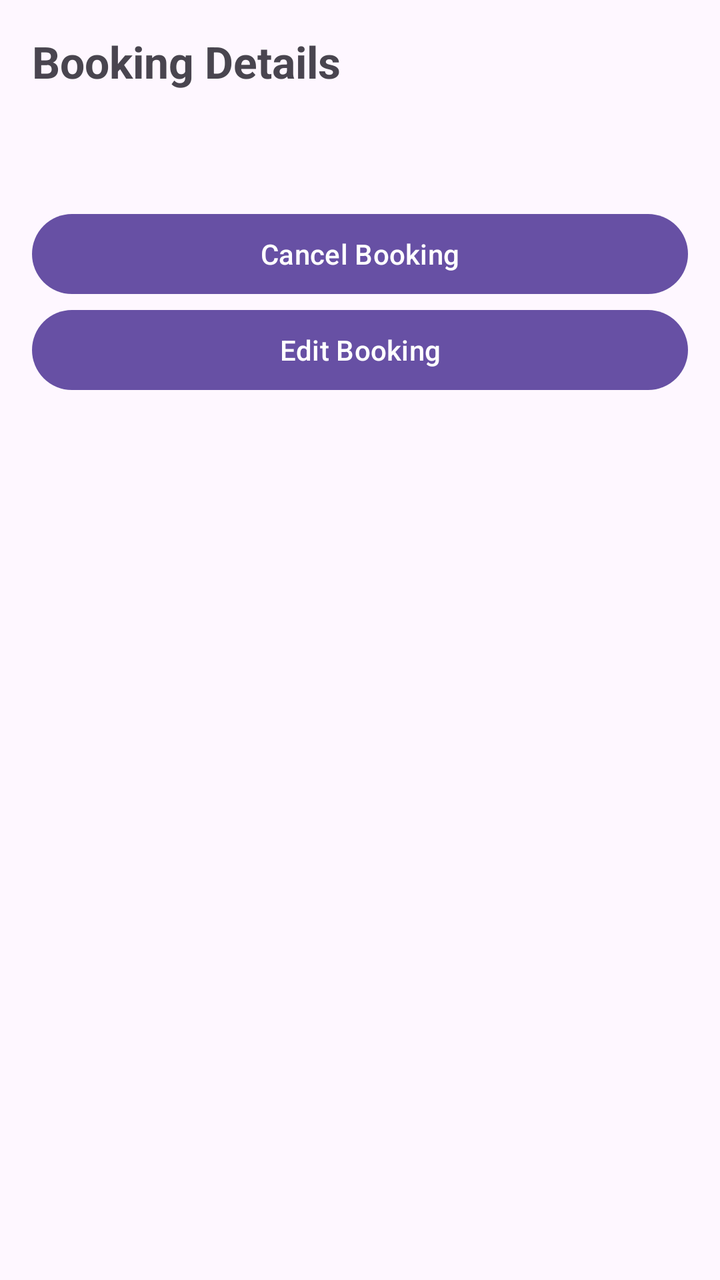
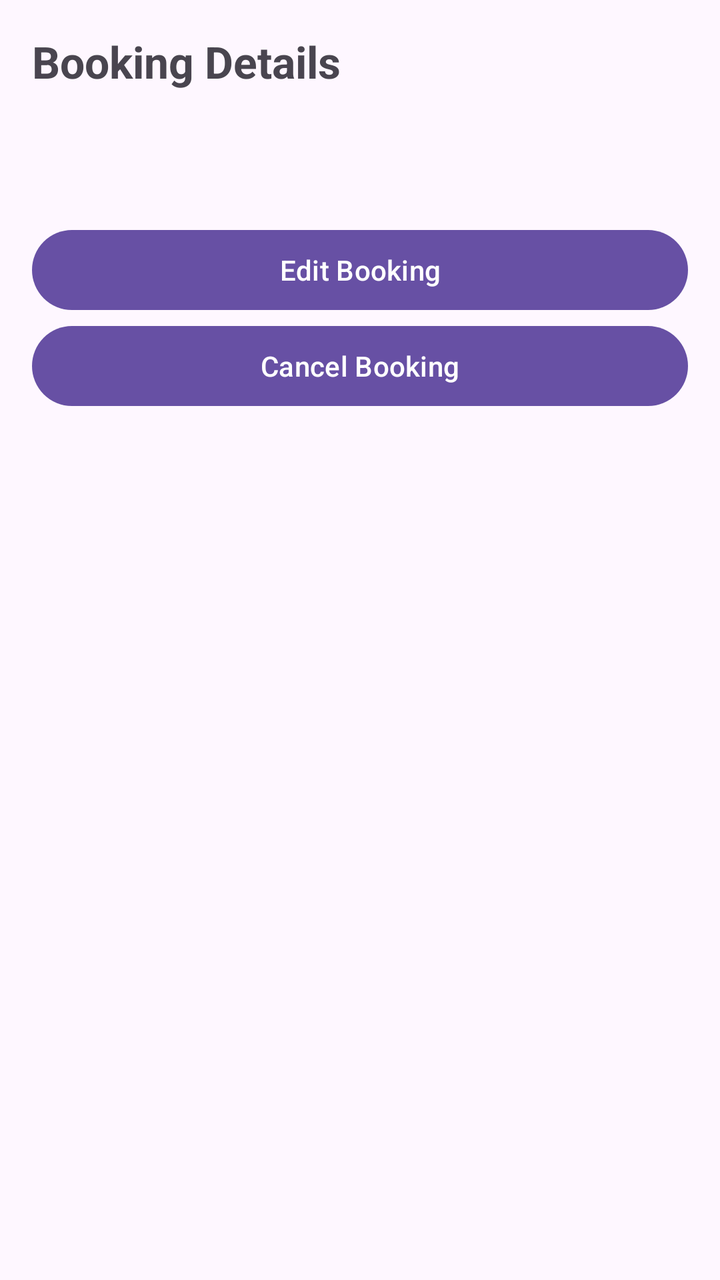

An Android layout rendered at two revisions. The XML below is the earlier revision; the diff shows what the commit changed to produce the second picture.
<!-- AndroidManifest.xml: application theme Theme.P2PRoomBooking -->
<!-- res/layout/activity_booking_detail.xml -->
<?xml version="1.0" encoding="utf-8"?>
<ScrollView xmlns:android="http://schemas.android.com/apk/res/android"
    android:layout_width="match_parent"
    android:layout_height="match_parent"
    android:padding="16dp">

    <LinearLayout
        android:layout_width="match_parent"
        android:layout_height="wrap_content"
        android:orientation="vertical">

        <TextView
            android:id="@+id/tvTitle"
            android:layout_width="wrap_content"
            android:layout_height="wrap_content"
            android:text="Booking Details"
            android:textSize="22sp"
            android:textStyle="bold"
            android:layout_marginBottom="16dp" />

        <TextView
            android:id="@+id/tvDetails"
            android:layout_width="match_parent"
            android:layout_height="wrap_content"
            android:textSize="16sp"
            android:lineSpacingExtra="4dp"
            android:layout_marginBottom="20dp" />

        <Button
            android:id="@+id/btnCancelBooking"
            android:layout_width="match_parent"
            android:layout_height="wrap_content"
            android:text="Cancel Booking" />
        <Button
            android:id="@+id/btnEditBooking"
            android:layout_width="match_parent"
            android:layout_height="wrap_content"
            android:text="Edit Booking"/>
    </LinearLayout>

</ScrollView>
<!-- resources referenced by this layout -->
<resources>
  <style name="Theme.P2PRoomBooking" parent="Base.Theme.P2PRoomBooking" />
  <style name="Base.Theme.P2PRoomBooking" parent="Theme.Material3.DayNight.NoActionBar">
          
          
      </style>
</resources>

<!-- the commit's change to res/layout/activity_booking_detail.xml (unified diff, before → after) -->
@@ -26,16 +26,79 @@
             android:lineSpacingExtra="4dp"
             android:layout_marginBottom="20dp" />
 
+        
+        <EditText
+            android:id="@+id/etVisitorName"
+            android:layout_width="match_parent"
+            android:layout_height="wrap_content"
+            android:hint="Visitor Name"
+            android:visibility="gone"
+            android:layout_marginBottom="8dp" />
+
+        <EditText
+            android:id="@+id/etVisitorMobile"
+            android:layout_width="match_parent"
+            android:layout_height="wrap_content"
+            android:hint="Visitor Mobile"
+            android:inputType="phone"
+            android:visibility="gone"
+            android:layout_marginBottom="8dp" />
+
+        <EditText
+            android:id="@+id/etPurpose"
+            android:layout_width="match_parent"
+            android:layout_height="wrap_content"
+            android:hint="Purpose of Visit"
+            android:visibility="gone"
+            android:layout_marginBottom="8dp" />
+
+        <EditText
+            android:id="@+id/etArrivalAt"
+            android:layout_width="match_parent"
+            android:layout_height="wrap_content"
+            android:hint="Arrival At"
+            android:focusable="false"
+            android:clickable="true"
+            android:visibility="gone"
+            android:layout_marginBottom="8dp" />
+
+        <EditText
+            android:id="@+id/etDepartureAt"
+            android:layout_width="match_parent"
+            android:layout_height="wrap_content"
+            android:hint="Departure At"
+            android:focusable="false"
+            android:clickable="true"
+            android:visibility="gone"
+            android:layout_marginBottom="16dp" />
+
+        <Button
+            android:id="@+id/btnSaveBooking"
+            android:layout_width="match_parent"
+            android:layout_height="wrap_content"
+            android:text="Save"
+            android:visibility="gone" />
+
+        <Button
+            android:id="@+id/btnCancelEdit"
+            android:layout_width="match_parent"
+            android:layout_height="wrap_content"
+            android:text="Cancel Edit"
+            android:visibility="gone" />
+
+        <Button
+            android:id="@+id/btnEditBooking"
+            android:layout_width="match_parent"
+            android:layout_height="wrap_content"
+            android:text="Edit Booking"
+            android:layout_marginTop="8dp" />
+
         <Button
             android:id="@+id/btnCancelBooking"
             android:layout_width="match_parent"
             android:layout_height="wrap_content"
             android:text="Cancel Booking" />
-        <Button
-            android:id="@+id/btnEditBooking"
-            android:layout_width="match_parent"
-            android:layout_height="wrap_content"
-            android:text="Edit Booking"/>
+
     </LinearLayout>
 
 </ScrollView>
